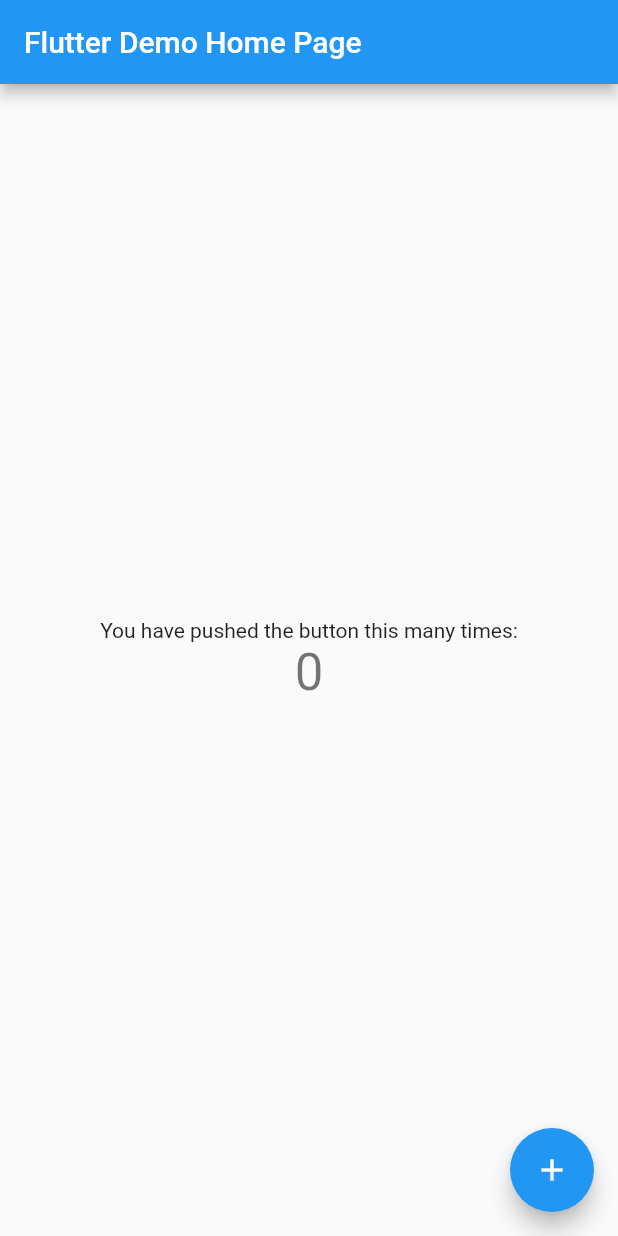
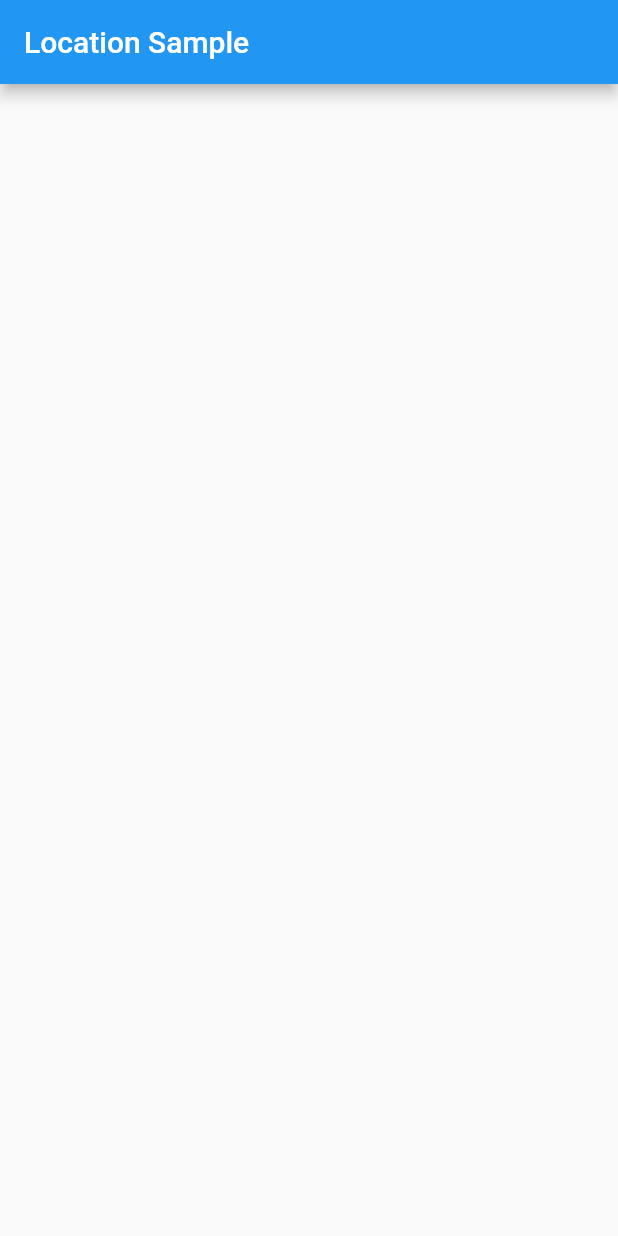
Before and after one commit to greendrop/flutter_location_sample, a Flutter app: the screen it shows after launch, on a phone screen of 412 x 824 dp. Run offline on Flutter 3.47's test engine with Material 2 defaults, Android fonts, the phone set to English and light mode, and no system bars; our stand-ins replace flutter_hooks.

Commit message:
add flutter_hooks

```diff
--- a/lib/main.dart
+++ b/lib/main.dart
@@ -1,113 +1,30 @@
 import 'package:flutter/material.dart';
+import 'package:flutter_hooks/flutter_hooks.dart';
 
 void main() {
   runApp(MyApp());
 }
 
-class MyApp extends StatelessWidget {
-  // This widget is the root of your application.
+class MyApp extends HookWidget {
   @override
   Widget build(BuildContext context) {
     return MaterialApp(
-      title: 'Flutter Demo',
+      title: 'Location Sample',
       theme: ThemeData(
-        // This is the theme of your application.
-        //
-        // Try running your application with "flutter run". You'll see the
-        // application has a blue toolbar. Then, without quitting the app, try
-        // changing the primarySwatch below to Colors.green and then invoke
-        // "hot reload" (press "r" in the console where you ran "flutter run",
-        // or simply save your changes to "hot reload" in a Flutter IDE).
-        // Notice that the counter didn't reset back to zero; the application
-        // is not restarted.
         primarySwatch: Colors.blue,
       ),
-      home: MyHomePage(title: 'Flutter Demo Home Page'),
+      home: MyHomePage(),
     );
   }
 }
 
-class MyHomePage extends StatefulWidget {
-  MyHomePage({Key? key, this.title}) : super(key: key);
-
-  // This widget is the home page of your application. It is stateful, meaning
-  // that it has a State object (defined below) that contains fields that affect
-  // how it looks.
-
-  // This class is the configuration for the state. It holds the values (in this
-  // case the title) provided by the parent (in this case the App widget) and
-  // used by the build method of the State. Fields in a Widget subclass are
-  // always marked "final".
-
-  final String? title;
-
-  @override
-  _MyHomePageState createState() => _MyHomePageState();
-}
-
-class _MyHomePageState extends State<MyHomePage> {
-  int _counter = 0;
-
-  void _incrementCounter() {
-    setState(() {
-      // This call to setState tells the Flutter framework that something has
-      // changed in this State, which causes it to rerun the build method below
-      // so that the display can reflect the updated values. If we changed
-      // _counter without calling setState(), then the build method would not be
-      // called again, and so nothing would appear to happen.
-      _counter++;
-    });
-  }
-
+class MyHomePage extends HookWidget {
   @override
   Widget build(BuildContext context) {
-    // This method is rerun every time setState is called, for instance as done
-    // by the _incrementCounter method above.
-    //
-    // The Flutter framework has been optimized to make rerunning build methods
-    // fast, so that you can just rebuild anything that needs updating rather
-    // than having to individually change instances of widgets.
     return Scaffold(
-      appBar: AppBar(
-        // Here we take the value from the MyHomePage object that was created by
-        // the App.build method, and use it to set our appbar title.
-        title: Text(widget.title!),
-      ),
-      body: Center(
-        // Center is a layout widget. It takes a single child and positions it
-        // in the middle of the parent.
-        child: Column(
-          // Column is also a layout widget. It takes a list of children and
-          // arranges them vertically. By default, it sizes itself to fit its
-          // children horizontally, and tries to be as tall as its parent.
-          //
-          // Invoke "debug painting" (press "p" in the console, choose the
-          // "Toggle Debug Paint" action from the Flutter Inspector in Android
-          // Studio, or the "Toggle Debug Paint" command in Visual Studio Code)
-          // to see the wireframe for each widget.
-          //
-          // Column has various properties to control how it sizes itself and
-          // how it positions its children. Here we use mainAxisAlignment to
-          // center the children vertically; the main axis here is the vertical
-          // axis because Columns are vertical (the cross axis would be
-          // horizontal).
-          mainAxisAlignment: MainAxisAlignment.center,
-          children: <Widget>[
-            Text(
-              'You have pushed the button this many times:',
-            ),
-            Text(
-              '$_counter',
-              style: Theme.of(context).textTheme.headline4,
-            ),
-          ],
+        appBar: AppBar(
+          title: const Text('Location Sample'),
         ),
-      ),
-      floatingActionButton: FloatingActionButton(
-        onPressed: _incrementCounter,
-        tooltip: 'Increment',
-        child: Icon(Icons.add),
-      ), // This trailing comma makes auto-formatting nicer for build methods.
-    );
+        body: null);
   }
 }
--- a/pubspec.yaml
+++ b/pubspec.yaml
@@ -24,6 +24,7 @@ dependencies:
   cupertino_icons: ^1.0.2
   flutter:
     sdk: flutter
+  flutter_hooks: ^0.16.0
 
 dev_dependencies:
   flutter_test:
```
Also changed, not shown: pubspec.lock.
